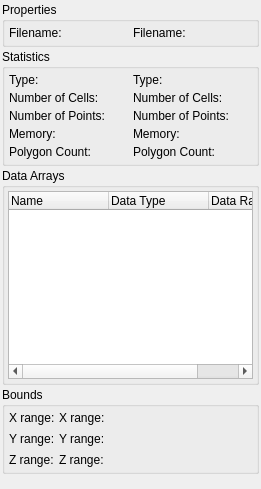
Above: Qt/Components/Resources/UI/pqProxyInformationWidget.ui from wildmichael/ParaView3-enhancements-old before the change. Below: the same form after it.
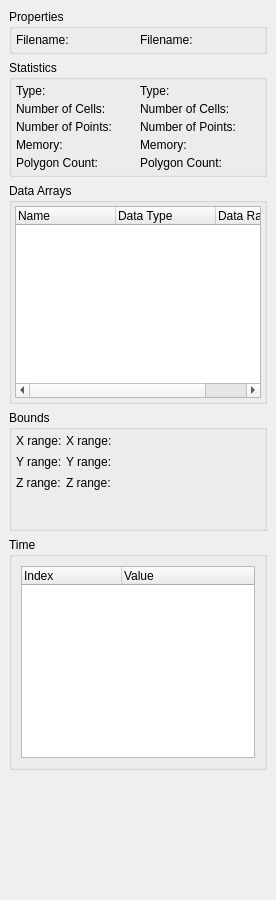
That is the form after the change.

Commit message: ENH: Added list showing time values to the information page. Also, added code that automatically resizes the columns of the array list to show all the titles without clipping. Also, added tooltip to the range column so that the array range can be seen without resizing

```diff
--- a/Qt/Components/Resources/UI/pqProxyInformationWidget.ui
+++ b/Qt/Components/Resources/UI/pqProxyInformationWidget.ui
@@ -8,21 +8,28 @@
    <rect>
     <x>0</x>
     <y>0</y>
-    <width>261</width>
-    <height>489</height>
+    <width>276</width>
+    <height>900</height>
    </rect>
   </property>
+  <property name="sizePolicy" >
+   <sizepolicy>
+    <hsizetype>7</hsizetype>
+    <vsizetype>7</vsizetype>
+    <horstretch>0</horstretch>
+    <verstretch>0</verstretch>
+   </sizepolicy>
+  </property>
   <property name="windowTitle" >
    <string>Form</string>
   </property>
   <layout class="QVBoxLayout" >
    <property name="margin" >
-    <number>2</number>
+    <number>9</number>
    </property>
    <property name="spacing" >
-    <number>2</number>
+    <number>6</number>
    </property>
-<!--sdsdsd -->
    <item>
     <widget class="QGroupBox" name="properties" >
      <property name="title" >
@@ -266,6 +273,38 @@
      </layout>
     </widget>
    </item>
+   <item>
+    <widget class="QGroupBox" name="groupBox_4" >
+     <property name="title" >
+      <string>Time</string>
+     </property>
+     <layout class="QVBoxLayout" >
+      <property name="margin" >
+       <number>9</number>
+      </property>
+      <property name="spacing" >
+       <number>6</number>
+      </property>
+      <item>
+       <widget class="QTreeWidget" name="timeValues" >
+        <property name="columnCount" >
+         <number>2</number>
+        </property>
+        <column>
+         <property name="text" >
+          <string>Index</string>
+         </property>
+        </column>
+        <column>
+         <property name="text" >
+          <string>Value</string>
+         </property>
+        </column>
+       </widget>
+      </item>
+     </layout>
+    </widget>
+   </item>
    <item>
     <spacer>
      <property name="orientation" >
@@ -273,8 +312,8 @@
      </property>
      <property name="sizeHint" >
       <size>
-       <width>257</width>
-       <height>16</height>
+       <width>20</width>
+       <height>40</height>
       </size>
      </property>
     </spacer>
```
Left out of the diff: 5 changed lines with no effect on the pictures. The commit also changes 2 other files.
